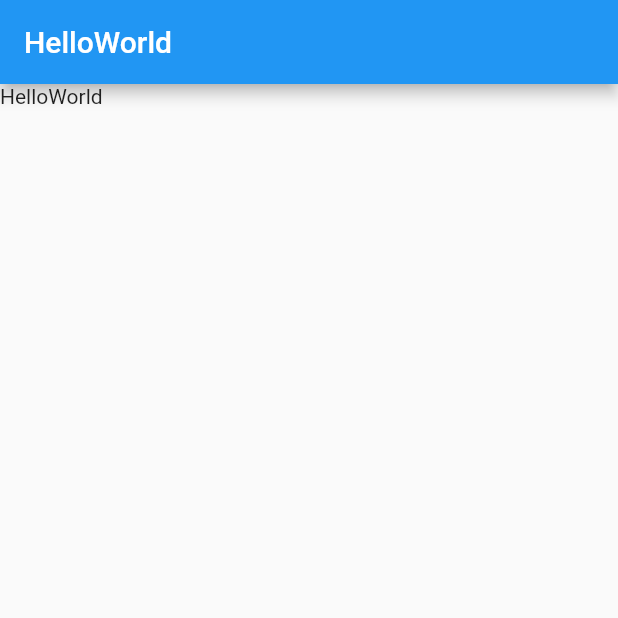
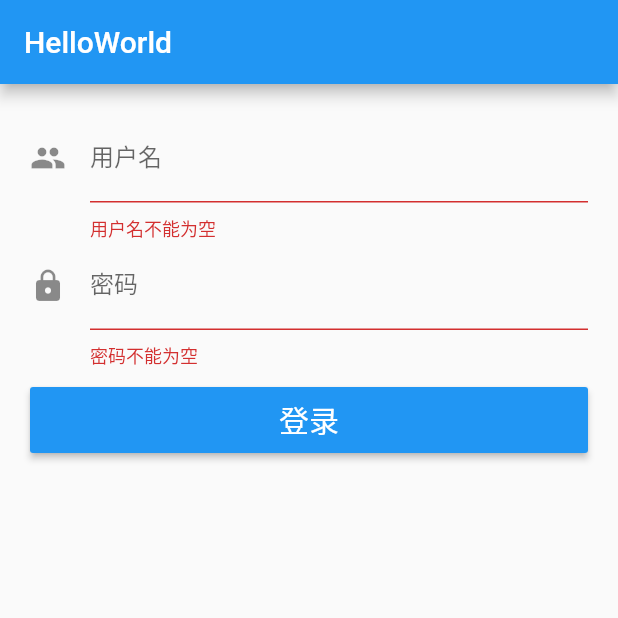
Before and after one commit to BCCLzy/Learn_Flutter, a Flutter app: the screen it shows after launch, on a phone screen of 412 x 824 dp, the top half of it. Run offline on Flutter 3.47's test engine with Material 2 defaults, Android fonts, the phone set to English and light mode, and no system bars.

Commit message:
Form验证

```diff
--- a/lib/main.dart
+++ b/lib/main.dart
@@ -19,8 +19,150 @@ class Myapp extends StatelessWidget {
         appBar: AppBar(
           title: Text('HelloWorld'),
         ),
-        body: Text('HelloWorld'),
+        body: ContentWidget(),
       ),
     );
   }
 }
+
+class ContentWidget extends StatelessWidget{
+  @override
+  Widget build(BuildContext context) {
+    // TODO: implement build
+    //throw UnimplementedError();
+    return Padding(
+      padding: const EdgeInsets.all(20.0),
+      child: LoginWidget(),
+    );
+  }
+}
+
+
+class LoginWidget extends StatefulWidget{
+  @override
+  State<StatefulWidget> createState() {
+    return LoginWigetState();
+  }
+}
+//child：单个  childen: 多个
+class LoginWigetState extends State<LoginWidget>{
+  String username;
+  String password;
+  GlobalKey<FormState> formGlobalKey = GlobalKey();
+    @override
+  Widget build(BuildContext context) {
+    return Form(
+      key: formGlobalKey,
+      child: Column(
+        children: [
+          TextFormField(
+            autovalidate: true,//自动检测是否符合
+            decoration: InputDecoration(
+              icon: Icon(Icons.people),
+              labelText: '用户名',
+            ),
+            onSaved: (value){
+              print('执行了username的onSaved');
+              this.username=value;
+            },
+            validator: (value){
+              if(value == null || value.length==0){
+                return '用户名不能为空';
+              }
+              return null;
+            },
+          ),
+          TextFormField(
+            autovalidate: true,//自动检测是否符合
+            obscureText: true,//暗文显示
+            decoration: InputDecoration(
+              icon:Icon(Icons.lock),
+              labelText: '密码',
+            ),
+            onSaved: (value){
+              print('执行了password的onSaved');
+              this.password=value;
+            },
+            validator: (value){
+              if(value == null || value.length==0){
+                return '密码不能为空';
+              }
+              return null;
+            },
+          ),
+          SizedBox(height: 12,),//间距
+          Container(
+            width: double.infinity,//自适应
+            height: 44,
+            child: RaisedButton(
+              child: Text('登录',style: TextStyle(fontSize: 20,color:Colors.white)),//文本
+              color: Colors.blue,
+              onPressed: (){
+                print('登录按钮被点击');
+                formGlobalKey.currentState.save();//调用保存
+                formGlobalKey.currentState.validate();//调用验证器
+                print('username:$username password:$password');
+              },
+            ),
+          ),
+        ],
+      ),
+    );
+  }
+}
+
+
+
+class RegisterWidget extends StatefulWidget{
+  @override
+  State<StatefulWidget> createState() {
+    return RegisterWigetState();
+  }
+}
+
+class RegisterWigetState extends State<RegisterWidget>{
+  final textEditingController = TextEditingController();
+
+  @override
+  void initState() {
+    // TODO: implement initState
+    super.initState();
+    textEditingController.text='我是默认值';//TextField默认内容
+    textEditingController.addListener(() {
+        print('监听到值的改变:${textEditingController.text}');//获取焦点即开始打印
+    });
+  }
+
+  @override
+  Widget build(BuildContext context) {
+    return Padding(
+      padding: const EdgeInsets.all(20.0),
+      child: Column(
+        children: [
+          TextField(
+            decoration: InputDecoration(
+              icon: Icon(Icons.people),
+              labelText: 'username', //label
+              hintText: '请输入用户名', //默认文本输入后就会消失
+              border: OutlineInputBorder(
+                  //外部边框
+                  borderSide: BorderSide(width: 3) //边框宽度
+                  ),
+              // filled: true,//开启背景颜色
+              // fillColor: Colors.red,//背景颜色
+            ),
+            onChanged: (value) {
+              //内容改变回调函数
+              print('当前的值:$value');
+            },
+            onSubmitted: (value) {
+              //提交回调函数
+              print('当前提交的值：$value');
+            },
+            controller: textEditingController, //总监听函数
+          )
+        ],
+      ),
+    );
+  }
+}
```
